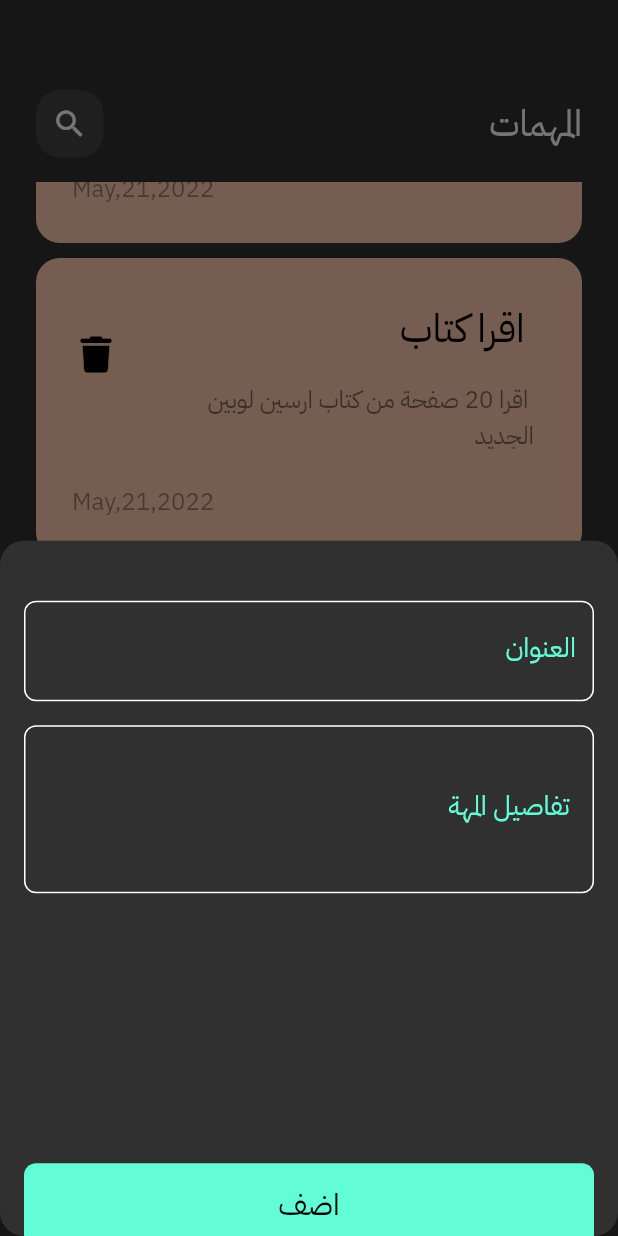
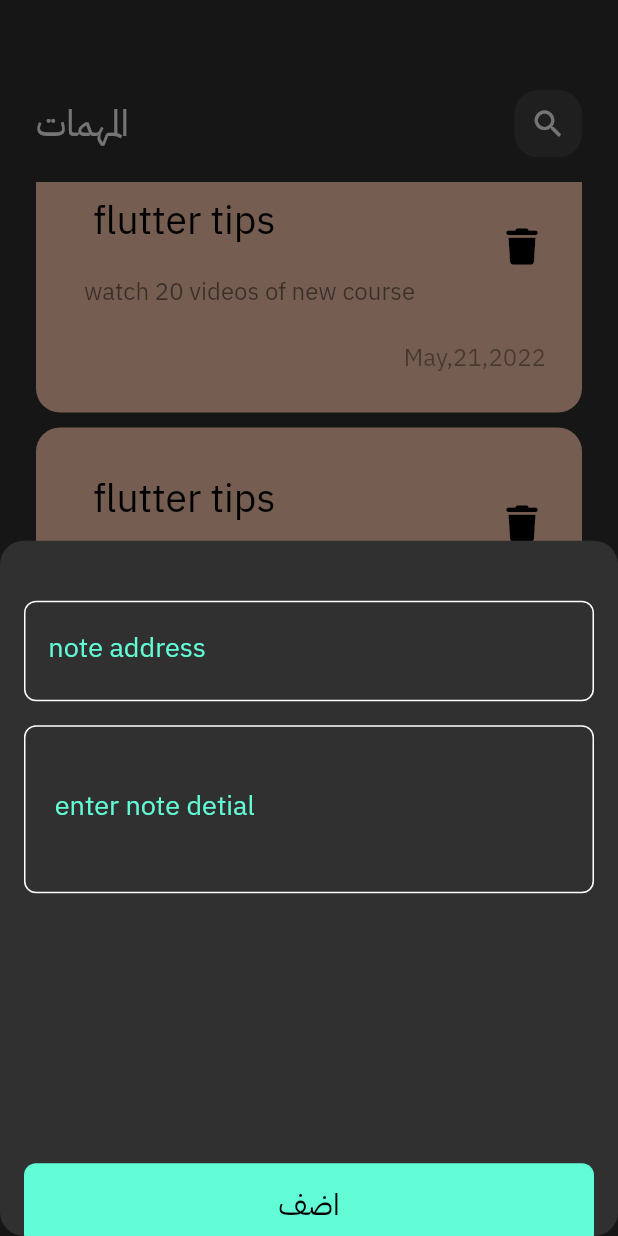
Before and after one commit to Ali1910/notesapp-main, a Flutter app: the screen it shows after launch, scrolled down 576 dp, after a tap on the "add" icon, on a phone screen of 412 x 824 dp. Run offline on Flutter 3.47's test engine with Material 2 defaults, Android fonts, the phone set to English and light mode, and no system bars; our stand-ins replace font_awesome_flutter.

Commit message:
change back to english

```diff
--- a/lib/main.dart
+++ b/lib/main.dart
@@ -14,10 +14,7 @@ class NotesApp extends StatelessWidget {
       debugShowCheckedModeBanner: false,
       theme: ThemeData(
           brightness: Brightness.dark, fontFamily: 'IBM Plex Sans Arabic'),
-      home: const Directionality(
-        textDirection: TextDirection.rtl,
-        child: NotesView(),
-      ),
+      home: const NotesView(),
     );
   }
 }
--- a/lib/views/widgets/AddNoteBottomSheet.dart
+++ b/lib/views/widgets/AddNoteBottomSheet.dart
@@ -16,15 +16,15 @@ class AddNoteBottomSheet extends StatelessWidget {
               height: 40,
             ),
             CustomTextFeild(
-              hint: 'ادخل عنوان المهمة',
-              label: 'العنوان ',
+              hint: ' enter note ',
+              label: 'note address ',
             ),
             SizedBox(
               height: 16,
             ),
             CustomTextFeild(
-              hint: 'اكتب وصف المهمة',
-              label: ' تفاصيل المهة',
+              hint: 'enter note description',
+              label: ' enter note detial ',
               maxlines: 3,
             ),
             SizedBox(
--- a/lib/views/widgets/CustomNoteItem.dart
+++ b/lib/views/widgets/CustomNoteItem.dart
@@ -31,13 +31,13 @@ class NoteItem extends StatelessWidget {
           children: [
             ListTile(
               title: const Text(
-                ' اقرا كتاب',
+                ' flutter tips',
                 style: TextStyle(color: Colors.black, fontSize: 26),
               ),
               subtitle: Padding(
                 padding: const EdgeInsets.symmetric(vertical: 16),
                 child: Text(
-                  ' اقرا 20 صفحة من كتاب ارسين لوبين الجديد ',
+                  'watch 20 videos of new course  ',
                   style: TextStyle(
                       color: Colors.black.withOpacity(0.5), fontSize: 16),
                 ),
--- a/lib/views/widgets/CustomTextFeild.dart
+++ b/lib/views/widgets/CustomTextFeild.dart
@@ -9,9 +9,7 @@ class CustomTextFeild extends StatelessWidget {
   final int maxlines;
   @override
   Widget build(BuildContext context) {
-    return Directionality(
-      textDirection: TextDirection.rtl,
-      child: TextFormField(
+    return TextFormField(
       maxLines: maxlines,
       textAlign: TextAlign.right,
       cursorColor: kprimarycolor,
@@ -24,7 +22,6 @@ class CustomTextFeild extends StatelessWidget {
         enabledBorder: buildborder(),
         focusedBorder: buildborder(bordercolor: kprimarycolor),
       ),
-      ),
     );
   }
 
--- a/lib/views/widgets/EditNotesViewBody.dart
+++ b/lib/views/widgets/EditNotesViewBody.dart
@@ -15,22 +15,22 @@ class EditNotesViewBody extends StatelessWidget {
             height: 60,
           ),
           CustomAppbar(
-            text: 'تعديل المهمة',
+            text: 'edit notes',
             icon: Icons.edit,
           ),
           SizedBox(
             height: 50,
           ),
           CustomTextFeild(
-            hint: 'ادخل عنوان المهمة',
-            label: 'العنوان ',
+            hint: ' add note ',
+            label: 'note ',
           ),
           SizedBox(
             height: 16,
           ),
           CustomTextFeild(
-            hint: 'ادخل وصف المهمة',
-            label: ' تفاصيل المهة',
+            hint: 'note description',
+            label: '  note detials',
             maxlines: 3,
           ),
         ],
```
Lines whose indentation alone changed are shown as unchanged.
